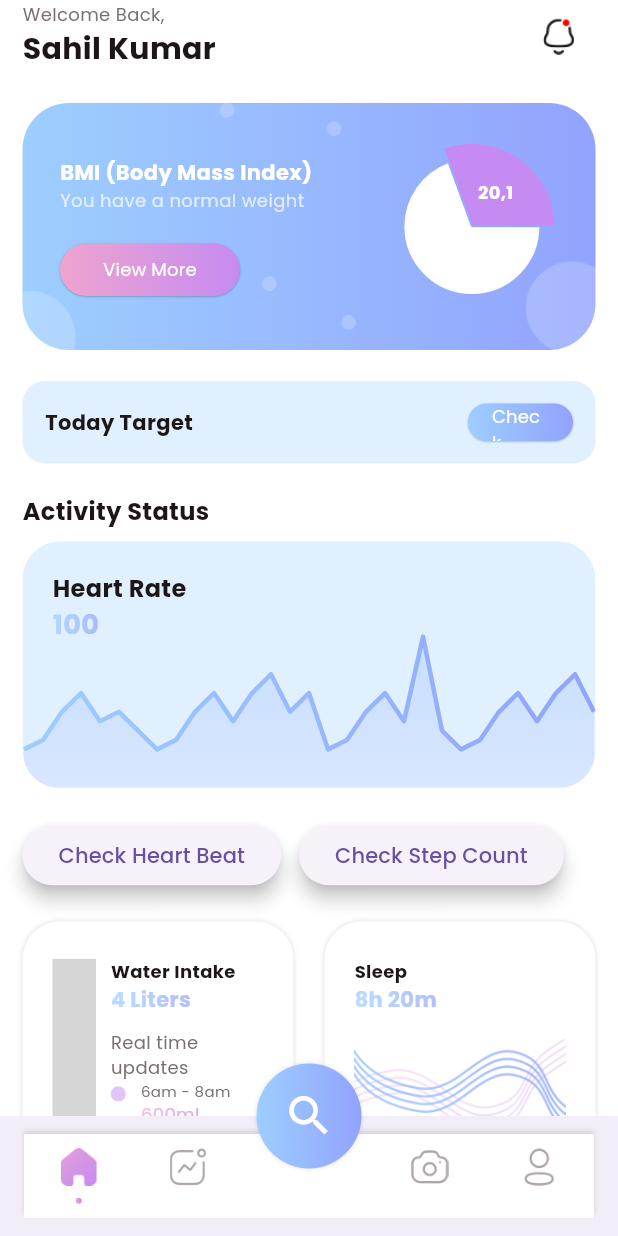
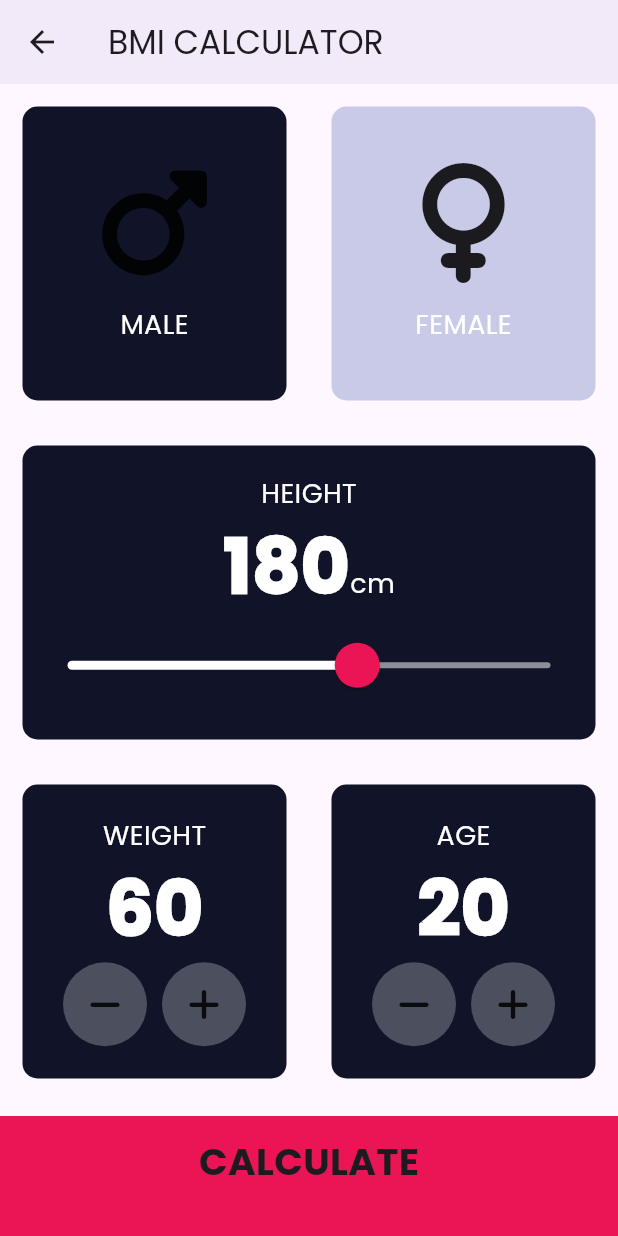
Before and after one commit to Agarwalsahil/smart_fitness, a Flutter app: the MainTabView screen opened directly, after a tap on "View More", on a phone screen of 412 x 824 dp. Run offline on Flutter 3.47's test engine with Material 3 defaults, Android fonts, the phone set to English and light mode, and no system bars; drawn by our look-alikes of fl_chart; our stand-ins replace animated_toggle_switch, carousel_slider, font_awesome_flutter, pedometer, readmore, scrollable_positioned_list and 1 more; missing offline and left inert: dotted_dashed_line, heart_bpm, simple_animation_progress_bar; key blocks and very long unbroken strings in the code were emptied for the run; grey boxes are pictures that could not be loaded.

Commit message:
Final Commit

```diff
--- /dev/null
+++ b/lib/bmi/components/bottom_button.dart
@@ -0,0 +1,29 @@
+import 'package:flutter/material.dart';
+import 'package:health_tracker/bmi/constants.dart';
+
+class BottomButton extends StatelessWidget {
+  BottomButton({required this.onTap, required this.buttonTitle});
+
+  final VoidCallback onTap;
+  final String buttonTitle;
+
+  @override
+  Widget build(BuildContext context) {
+    return GestureDetector(
+      onTap: onTap,
+      child: Container(
+        color: kBottomContainerColour,
+        margin: const EdgeInsets.only(top: 10.0),
+        padding: const EdgeInsets.only(bottom: 20.0),
+        width: double.infinity,
+        height: kBottomContainerHeight,
+        child: Center(
+          child: Text(
+            buttonTitle,
+            style: kLargeButtonTextStyle,
+          ),
+        ),
+      ),
+    );
+  }
+}
--- /dev/null
+++ b/lib/bmi/components/icon_content.dart
@@ -0,0 +1,29 @@
+import 'package:flutter/material.dart';
+import 'package:health_tracker/bmi/constants.dart';
+
+class IconContent extends StatelessWidget {
+  IconContent({required this.icon, required this.label});
+
+  final IconData icon;
+  final String label;
+
+  @override
+  Widget build(BuildContext context) {
+    return Column(
+      mainAxisAlignment: MainAxisAlignment.center,
+      children: <Widget>[
+        Icon(
+          icon,
+          size: 80.0,
+        ),
+        const SizedBox(
+          height: 15.0,
+        ),
+        Text(
+          label,
+          style: kLabelTextStyle,
+        )
+      ],
+    );
+  }
+}
--- /dev/null
+++ b/lib/bmi/components/reusable_card.dart
@@ -0,0 +1,24 @@
+import 'package:flutter/material.dart';
+
+class ReusableCard extends StatelessWidget {
+  ReusableCard({required this.colour, required this.cardChild, required this.onPress});
+
+  final Color colour;
+  final Widget cardChild;
+  final VoidCallback onPress;
+
+  @override
+  Widget build(BuildContext context) {
+    return GestureDetector(
+      onTap: onPress,
+      child: Container(
+        margin: const EdgeInsets.all(15.0),
+        decoration: BoxDecoration(
+          color: colour,
+          borderRadius: BorderRadius.circular(10.0),
+        ),
+        child: cardChild,
+      ),
+    );
+  }
+}
--- /dev/null
+++ b/lib/bmi/components/round_icon_button.dart
@@ -0,0 +1,23 @@
+import 'package:flutter/material.dart';
+
+class RoundIconButton extends StatelessWidget {
+  const RoundIconButton({super.key, required this.icon, required this.onPressed});
+
+  final IconData icon;
+  final VoidCallback onPressed;
+
+  @override
+  Widget build(BuildContext context) {
+    return RawMaterialButton(
+      elevation: 0.0,
+      onPressed: onPressed,
+      constraints: const BoxConstraints.tightFor(
+        width: 56.0,
+        height: 56.0,
+      ),
+      shape: const CircleBorder(),
+      fillColor: const Color(0xFF4C4F5E),
+      child: Icon(icon),
+    );
+  }
+}
--- /dev/null
+++ b/lib/bmi/constants.dart
@@ -0,0 +1,36 @@
+import 'package:flutter/material.dart';
+
+const kBottomContainerHeight = 80.0;
+
+const kActiveCardColour = Color(0xFF111328);
+const kInactiveCardColour = Color.fromARGB(255, 200, 202, 232);
+const kBottomContainerColour = Color(0xFFEB1555);
+
+const kLabelTextStyle = TextStyle(
+  fontSize: 18.0,
+  color: Colors.white,
+);
+
+const kNumberTextStyle =
+    TextStyle(fontSize: 50.0, fontWeight: FontWeight.w900, color: Colors.white);
+
+const kLargeButtonTextStyle = TextStyle(
+  fontSize: 25.0,
+  fontWeight: FontWeight.bold,
+);
+
+const kTitleTextStyle = TextStyle(
+  fontSize: 50.0,
+  fontWeight: FontWeight.bold,
+);
+
+const kResultTextStyle = TextStyle(
+  color: Color(0xFF24D876),
+  fontSize: 22.0,
+  fontWeight: FontWeight.bold,
+);
+
+const kBMITextStyle = TextStyle(
+    fontSize: 100.0, fontWeight: FontWeight.bold, color: Colors.white);
+
+const kBodyTextStyle = TextStyle(fontSize: 22.0, color: Colors.white);
--- /dev/null
+++ b/lib/bmi/screens/calculator_screen.dart
@@ -0,0 +1,243 @@
+import 'package:flutter/material.dart';
+import 'package:health_tracker/bmi/components/bottom_button.dart';
+import 'package:health_tracker/bmi/components/icon_content.dart';
+import 'package:health_tracker/bmi/components/reusable_card.dart';
+import 'package:health_tracker/bmi/components/round_icon_button.dart';
+import 'package:font_awesome_flutter/font_awesome_flutter.dart';
+import 'package:health_tracker/bmi/constants.dart';
+import 'package:health_tracker/bmi/utils/calculate_bmi.dart';
+import 'result_screen.dart';
+
+enum Gender {
+  male,
+  female,
+}
+
+class CalculatorScreen extends StatefulWidget {
+  const CalculatorScreen({super.key});
+
+  @override
+  CalculatorScreenState createState() => CalculatorScreenState();
+}
+
+class CalculatorScreenState extends State<CalculatorScreen> {
+
+
+  Gender selectedGender = Gender.male;
+  int height = 180;
+  int weight = 60;
+  int age = 20;
+
+  @override
+  Widget build(BuildContext context) {
+    return Scaffold(
+      appBar: AppBar(
+        title: const Text('BMI CALCULATOR'),
+        elevation: 3,
+      ),
+      body: Column(
+        crossAxisAlignment: CrossAxisAlignment.stretch,
+        children: <Widget>[
+          Expanded(
+              child: Row(
+            children: <Widget>[
+              Expanded(
+                child: ReusableCard(
+                  onPress: () {
+                    setState(() {
+                      selectedGender = Gender.male;
+                    });
+                  },
+                  colour: selectedGender == Gender.male
+                      ? kActiveCardColour
+                      : kInactiveCardColour,
+                  cardChild: IconContent(
+                    icon: FontAwesomeIcons.mars,
+                    label: 'MALE',
+                  ),
+                ),
+              ),
+              Expanded(
+                child: ReusableCard(
+                  onPress: () {
+                    setState(() {
+                      selectedGender = Gender.female;
+                    });
+                  },
+                  colour: selectedGender == Gender.female
+                      ? kActiveCardColour
+                      : kInactiveCardColour,
+                  cardChild: IconContent(
+                    icon: FontAwesomeIcons.venus,
+                    label: 'FEMALE',
+                  ),
+                ),
+              ),
+            ],
+          )),
+          Expanded(
+            child: ReusableCard(
+              colour: kActiveCardColour,
+              cardChild: Column(
+                mainAxisAlignment: MainAxisAlignment.center,
+                children: <Widget>[
+                  const Text(
+                    'HEIGHT',
+                    style: kLabelTextStyle,
+                  ),
+                  Row(
+                    mainAxisAlignment: MainAxisAlignment.center,
+                    crossAxisAlignment: CrossAxisAlignment.baseline,
+                    textBaseline: TextBaseline.alphabetic,
+                    children: <Widget>[
+                      Text(
+                        height.toString(),
+                        style: kNumberTextStyle,
+                      ),
+                      const Text(
+                        'cm',
+                        style: kLabelTextStyle,
+                      )
+                    ],
+                  ),
+                  SliderTheme(
+                    data: SliderTheme.of(context).copyWith(
+                      inactiveTrackColor: const Color(0xFF8D8E98),
+                      activeTrackColor: Colors.white,
+                      thumbColor: const Color(0xFFEB1555),
+                      overlayColor: const Color(0x29EB1555),
+                      thumbShape:
+                          const RoundSliderThumbShape(enabledThumbRadius: 15.0),
+                      overlayShape:
+                          const RoundSliderOverlayShape(overlayRadius: 30.0),
+                    ),
+                    child: Slider(
+                      value: height.toDouble(),
+                      min: 120.0,
+                      max: 220.0,
+                      onChanged: (double newValue) {
+                        setState(() {
+                          height = newValue.round();
+                        });
+                      },
+                    ),
+                  ),
+                ],
+              ),
+              onPress: () {},
+            ),
+          ),
+          Expanded(
+            child: Row(
+              children: <Widget>[
+                Expanded(
+                  child: ReusableCard(
+                    colour: kActiveCardColour,
+                    cardChild: Column(
+                      mainAxisAlignment: MainAxisAlignment.center,
+                      children: <Widget>[
+                        const Text(
+                          'WEIGHT',
+                          style: kLabelTextStyle,
+                        ),
+                        Text(
+                          weight.toString(),
+                          style: kNumberTextStyle,
+                        ),
+                        Row(
+                          mainAxisAlignment: MainAxisAlignment.center,
+                          children: <Widget>[
+                            RoundIconButton(
+                                icon: FontAwesomeIcons.minus,
+                                onPressed: () {
+                                  setState(() {
+                                    weight--;
+                                  });
+                                }),
+                            const SizedBox(
+                              width: 10.0,
+                            ),
+                            RoundIconButton(
+                              icon: FontAwesomeIcons.plus,
+                              onPressed: () {
+                                setState(() {
+                                  weight++;
+                                });
+                              },
+                            ),
+                          ],
+                        ),
+                      ],
+                    ),
+                    onPress: () {},
+                  ),
+                ),
+                Expanded(
+                  child: ReusableCard(
+                    colour: kActiveCardColour,
+                    cardChild: Column(
+                      mainAxisAlignment: MainAxisAlignment.center,
+                      children: <Widget>[
+                        const Text(
+                          'AGE',
+                          style: kLabelTextStyle,
+                        ),
+                        Text(
+                          age.toString(),
+                          style: kNumberTextStyle,
+                        ),
+                        Row(
+                          mainAxisAlignment: MainAxisAlignment.center,
+                          children: <Widget>[
+                            RoundIconButton(
+                              icon: FontAwesomeIcons.minus,
+                              onPressed: () {
+                                setState(
+                                  () {
+                                    age--;
+                                  },
+                                );
+                              },
+                            ),
+                            const SizedBox(
+                              width: 10.0,
+                            ),
+                            RoundIconButton(
+                                icon: FontAwesomeIcons.plus,
+                                onPressed: () {
+                                  setState(() {
+                                    age++;
+                                  });
+                                })
+                          ],
+                        )
+                      ],
+                    ),
+                    onPress: () {},
+                  ),
+                ),
+              ],
+            ),
+          ),
+          BottomButton(
+            buttonTitle: 'CALCULATE',
+            onTap: () {
+              BmiLogic calc = BmiLogic(height: height, weight: weight);
+
+              Navigator.push(
+                context,
+                MaterialPageRoute(
+                  builder: (context) => ResultsPage(
+                    bmiResult: calc.calculateBMI(),
+                    resultText: calc.getResult(),
+                    interpretation: calc.getInterpretation(),
+                  ),
+                ),
+              );
+            },
+          ),
+        ],
+      ),
+    );
+  }
+}
--- /dev/null
+++ b/lib/bmi/utils/calculate_bmi.dart
@@ -0,0 +1,35 @@
+import 'dart:math';
+
+class BmiLogic {
+  BmiLogic({required this.height, required this.weight});
+
+  final int height;
+  final int weight;
+
+  double _bmi = 0;
+
+  String calculateBMI() {
+    _bmi = weight / pow(height / 100, 2);
+    return _bmi.toStringAsFixed(1);
+  }
+
+  String getResult() {
+    if (_bmi >= 25) {
+      return 'Overweight';
+    } else if (_bmi > 18.5) {
+      return 'Normal';
+    } else {
+      return 'Underweight';
+    }
+  }
+
+  String getInterpretation() {
+    if (_bmi >= 25) {
+      return 'You have a higher than normal body weight. Try to exercise more.\n 💪🚵🚴🏊🏇🏃';
+    } else if (_bmi >= 18.5) {
+      return 'You have a normal body weight. Good job!\n 🍇🍉🍍🍒🌽';
+    } else {
+      return 'You have a lower than normal body weight. You can eat a bit more.\n 🍲🍱🍳🍗🍒🍎';
+    }
+  }
+}
--- a/lib/view/home/home_view.dart
+++ b/lib/view/home/home_view.dart
@@ -1,6 +1,8 @@
 import 'package:dotted_dashed_line/dotted_dashed_line.dart';
 import 'package:fl_chart/fl_chart.dart';
 import 'package:flutter/material.dart';
+import 'package:flutter/rendering.dart';
+import 'package:health_tracker/bmi/screens/calculator_screen.dart';
 import 'package:health_tracker/common_widget/round_button.dart';
 import 'package:health_tracker/common_widget/workout_row.dart';
 import 'package:health_tracker/measure_heart_beat.dart';
@@ -14,7 +16,8 @@ import 'notification_view.dart';
 import 'dart:math';
 
 class HomeView extends StatefulWidget {
-  const HomeView({super.key});
+  HomeView(
+      {super.key});
 
   @override
   State<HomeView> createState() => _HomeViewState();
@@ -211,7 +214,15 @@ class _HomeViewState extends State<HomeView> {
                                       type: RoundButtonType.bgSGradient,
                                       fontSize: 12,
                                       fontWeight: FontWeight.w400,
-                                      onPressed: () {}))
+                                      onPressed: () {
+                                        Navigator.push(
+                                          context,
+                                          MaterialPageRoute(
+                                            builder: (context) =>
+                                                const CalculatorScreen(),
+                                          ),
+                                        );
+                                      }))
                             ],
                           ),
                           AspectRatio(
--- a/lib/view/login/login_view.dart
+++ b/lib/view/login/login_view.dart
@@ -3,6 +3,7 @@ import 'package:health_tracker/common/colo_extension.dart';
 import 'package:health_tracker/common_widget/round_button.dart';
 import 'package:health_tracker/common_widget/round_textfield.dart';
 import 'package:health_tracker/view/login/complete_profile_view.dart';
+import 'package:health_tracker/view/login/signup_view.dart';
 
 class LoginView extends StatefulWidget {
   const LoginView({super.key});
@@ -172,7 +173,10 @@ class _LoginViewState extends State<LoginView> {
                 ),
                 TextButton(
                   onPressed: () {
-                    Navigator.pop(context);
+                    Navigator.push(
+                        context,
+                        MaterialPageRoute(
+                            builder: (context) => const SignUpView()));
                   },
                   child: Row(
                     mainAxisSize: MainAxisSize.min,
--- a/lib/view/login/welcome_view.dart
+++ b/lib/view/login/welcome_view.dart
@@ -5,7 +5,7 @@ import '../../common_widget/round_button.dart';
 import '../main_tab/main_tab_view.dart';
 
 class WelcomeView extends StatefulWidget {
-  const WelcomeView({super.key});
+  WelcomeView({super.key});
 
   @override
   State<WelcomeView> createState() => _WelcomeViewState();
@@ -55,7 +55,7 @@ class _WelcomeViewState extends State<WelcomeView> {
                   Navigator.push(
                     context,
                     MaterialPageRoute(
-                      builder: (context) => const MainTabView(),
+                      builder: (context) => MainTabView(),
                     ),
                   );
                 },
--- a/lib/view/main_tab/main_tab_view.dart
+++ b/lib/view/main_tab/main_tab_view.dart
@@ -1,3 +1,5 @@
+import 'dart:core';
+
 import 'package:flutter/material.dart';
 import 'package:health_tracker/common/colo_extension.dart';
 import 'package:health_tracker/common_widget/tab_button.dart';
@@ -8,7 +10,9 @@ import '../photo_progress/photo_progress_view.dart';
 import '../profile/profile_view.dart';
 
 class MainTabView extends StatefulWidget {
-  const MainTabView({super.key});
+  MainTabView({
+    super.key,
+  });
 
   @override
   State<MainTabView> createState() => _MainTabViewState();
@@ -17,7 +21,7 @@ class MainTabView extends StatefulWidget {
 class _MainTabViewState extends State<MainTabView> {
   int selectTab = 0;
   final PageStorageBucket pageBucket = PageStorageBucket();
-  Widget currentTab = const HomeView();
+  Widget currentTab = HomeView();
   @override
   Widget build(BuildContext context) {
     return Scaffold(
@@ -39,10 +43,15 @@ class _MainTabViewState extends State<MainTabView> {
                 borderRadius: BorderRadius.circular(35),
                 boxShadow: const [
                   BoxShadow(
-                      color: Colors.black12,
-                      blurRadius: 2,)
+                    color: Colors.black12,
+                    blurRadius: 2,
+                  )
                 ]),
-            child: Icon(Icons.search,color: TColor.white, size: 35, ),
+            child: Icon(
+              Icons.search,
+              color: TColor.white,
+              size: 35,
+            ),
           ),
         ),
       ),
@@ -61,7 +70,7 @@ class _MainTabViewState extends State<MainTabView> {
                 isActive: selectTab == 0,
                 onTap: () {
                   selectTab = 0;
-                  currentTab = const HomeView();
+                  currentTab = HomeView();
                   if (mounted) {
                     setState(() {});
                   }
@@ -77,15 +86,16 @@ class _MainTabViewState extends State<MainTabView> {
                     setState(() {});
                   }
                 }),
-
-              const  SizedBox(width: 40,),
+            const SizedBox(
+              width: 40,
+            ),
             TabButton(
                 icon: "assets/img/camera_tab.png",
                 selectIcon: "assets/img/camera_tab_select.png",
                 isActive: selectTab == 2,
                 onTap: () {
                   selectTab = 2;
-                   currentTab = const PhotoProgressView();
+                  currentTab = const PhotoProgressView();
                   if (mounted) {
                     setState(() {});
                   }
@@ -96,7 +106,7 @@ class _MainTabViewState extends State<MainTabView> {
                 isActive: selectTab == 3,
                 onTap: () {
                   selectTab = 3;
-                   currentTab = const ProfileView();
+                  currentTab = const ProfileView();
                   if (mounted) {
                     setState(() {});
                   }
--- a/lib/view/meal_planner/food_info_details_view.dart
+++ b/lib/view/meal_planner/food_info_details_view.dart
@@ -1,7 +1,7 @@
 import 'package:health_tracker/common/colo_extension.dart';
+import 'package:health_tracker/common/show_snack.dart';
 import 'package:health_tracker/common_widget/round_button.dart';
 import 'package:flutter/material.dart';
-import 'package:health_tracker/show_snack.dart';
 import 'package:readmore/readmore.dart';
 
 import '../../common_widget/food_step_detail_row.dart';
--- a/lib/view/sleep_tracker/sleep_add_alarm_view.dart
+++ b/lib/view/sleep_tracker/sleep_add_alarm_view.dart
@@ -1,6 +1,6 @@
 import 'package:animated_toggle_switch/animated_toggle_switch.dart';
 import 'package:flutter/material.dart';
-import 'package:health_tracker/show_snack.dart';
+import 'package:health_tracker/common/show_snack.dart';
 import '../../common/colo_extension.dart';
 import '../../common_widget/icon_title_next_row.dart';
 import '../../common_widget/round_button.dart';
--- a/lib/view/workout_tracker/add_schedule_view.dart
+++ b/lib/view/workout_tracker/add_schedule_view.dart
@@ -1,6 +1,6 @@
 import 'package:flutter/cupertino.dart';
 import 'package:flutter/material.dart';
-import 'package:health_tracker/show_snack.dart';
+import 'package:health_tracker/common/show_snack.dart';
 
 import '../../common/colo_extension.dart';
 import '../../common/common.dart';
--- a/lib/view/workout_tracker/exercises_stpe_details.dart
+++ b/lib/view/workout_tracker/exercises_stpe_details.dart
@@ -1,6 +1,6 @@
 import 'package:flutter/cupertino.dart';
 import 'package:flutter/material.dart';
-import 'package:health_tracker/show_snack.dart';
+import 'package:health_tracker/common/show_snack.dart';
 import 'package:readmore/readmore.dart';
 
 import '../../common/colo_extension.dart';
--- a/pubspec.yaml
+++ b/pubspec.yaml
@@ -47,6 +47,7 @@ dependencies:
     path: dev_lib/calendar_agenda/
   heart_bpm: ^2.0.0+0
   pedometer: ^4.0.1
+  font_awesome_flutter: ^10.7.0
 
 dev_dependencies:
   flutter_test:
```
Also changed, not shown: lib/bmi/screens/result_screen.dart (added, +71 -0 lines), lib/view/login/complete_profile_view.dart (+5 -4 lines), lib/view/login/what_your_goal_view.dart (+3 -5 lines), lib/common/show_snack.dart (renamed from lib/show_snack.dart), pubspec.lock.
